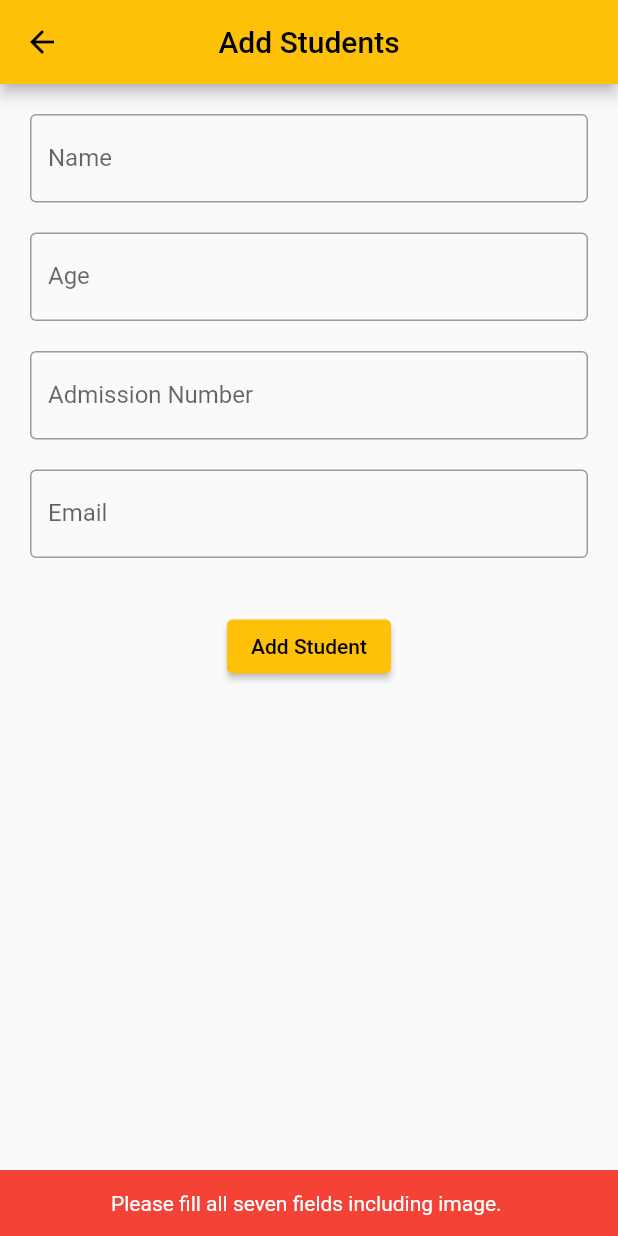
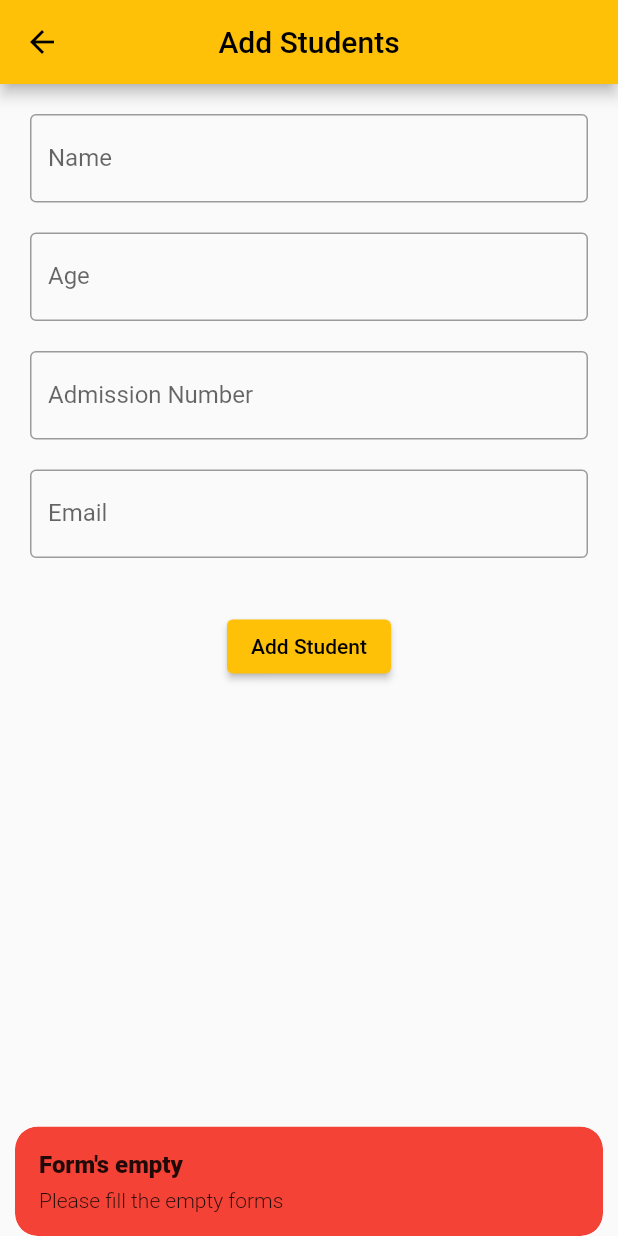
Before and after one commit to AdeenT/student-management-using-getx, a Flutter app: the ScreenAdding screen opened directly, after a tap on "Add Student", on a phone screen of 412 x 824 dp. Run offline on Flutter 3.47's test engine with Material 2 defaults, Android fonts, the phone set to English and light mode, and no system bars; our stand-ins replace get, hive_flutter; accounts and stored records are empty.

```diff
--- a/lib/controller/screen_home_controller.dart
+++ b/lib/controller/screen_home_controller.dart
@@ -13,18 +13,12 @@ class HomeController extends GetxController {
     required String admn,
     required String email,
   }) async {
-    if (name.isEmpty ||
-        age.isEmpty ||
-        admn.isEmpty ||
-        email.isEmpty) {
-      ScaffoldMessenger.of(context).showSnackBar(
-        const SnackBar(
-          content: Padding(
-            padding: EdgeInsets.only(left: 50),
-            child: Text('Please fill all seven fields including image.'),
-          ),
-          backgroundColor: Colors.red,
-        ),
+    if (name.isEmpty || age.isEmpty || admn.isEmpty || email.isEmpty) {
+      Get.snackbar(
+        "Form's empty",
+        "Please fill the empty forms",
+        snackPosition: SnackPosition.BOTTOM,
+        backgroundColor: Colors.red,
       );
     } else {
       final student = Studentmodel(
@@ -34,13 +28,12 @@ class HomeController extends GetxController {
         email: email,
       );
       _controller.addStudent(student);
-      ScaffoldMessenger.of(context).showSnackBar(SnackBar(
-        content: const Padding(
-          padding: EdgeInsets.only(left: 90),
-          child: Text('Student added Succesfully.'),
-        ),
-        backgroundColor: Colors.greenAccent[400],
-      ));
+      Get.snackbar(
+        "Added",
+        "student's data added successfully",
+        snackPosition: SnackPosition.BOTTOM,
+        backgroundColor: const Color.fromARGB(255, 127, 220, 130),
+      );
       Get.to(const ScreenHome());
     }
   }
--- a/lib/screens/home_screen.dart
+++ b/lib/screens/home_screen.dart
@@ -82,8 +82,7 @@ class ScreenHome extends StatelessWidget {
                                           actions: [
                                             TextButton(
                                               onPressed: () {
-                                                  Get.offAll(
-                                                      const ScreenHome());
+                                                Get.offAll(const ScreenHome());
                                               },
                                               child: const Text('Cancel'),
                                             ),
@@ -103,7 +102,8 @@ class ScreenHome extends StatelessWidget {
                                 icon: const Icon(
                                   Icons.delete,
                                   color: Colors.grey,
-                                  ))
+                                ),
+                              )
                             ],
                           ),
                           onTap: () {
--- a/lib/screens/search_screen.dart
+++ b/lib/screens/search_screen.dart
@@ -1,4 +1,3 @@
-import 'dart:convert';
 import 'package:flutter/material.dart';
 import 'package:get/get.dart';
 import 'package:student_managment_getx/controller/db_function_controller.dart';
```
Also changed, not shown: lib/controller/screen_editor_controller.dart (+10 -19 lines). Lines whose indentation alone changed are shown as unchanged.
